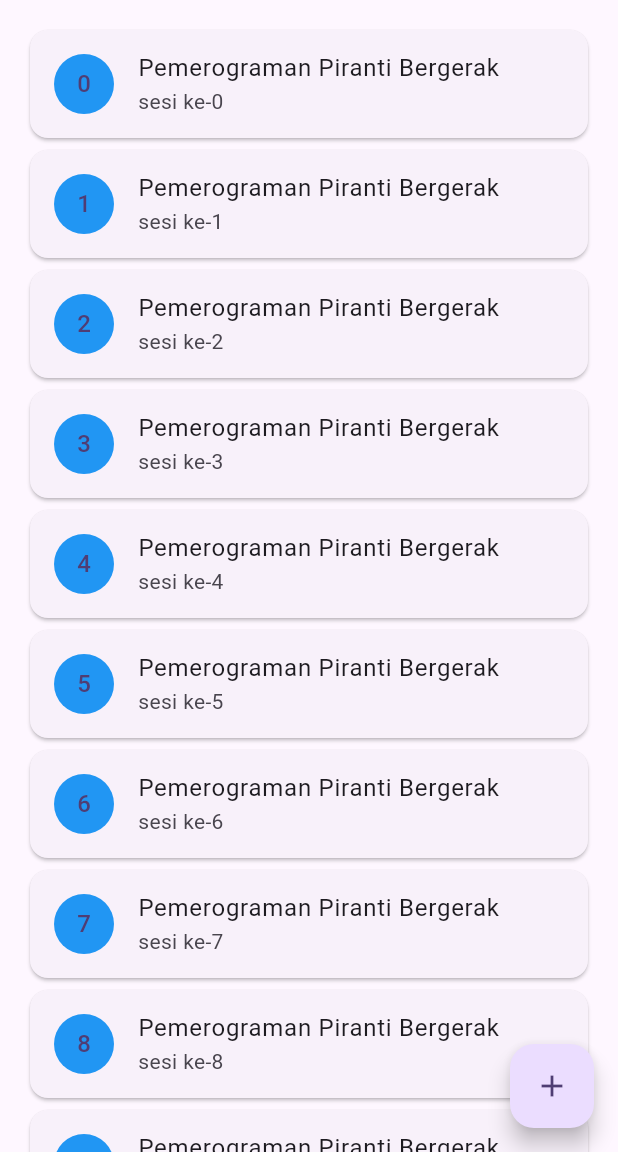
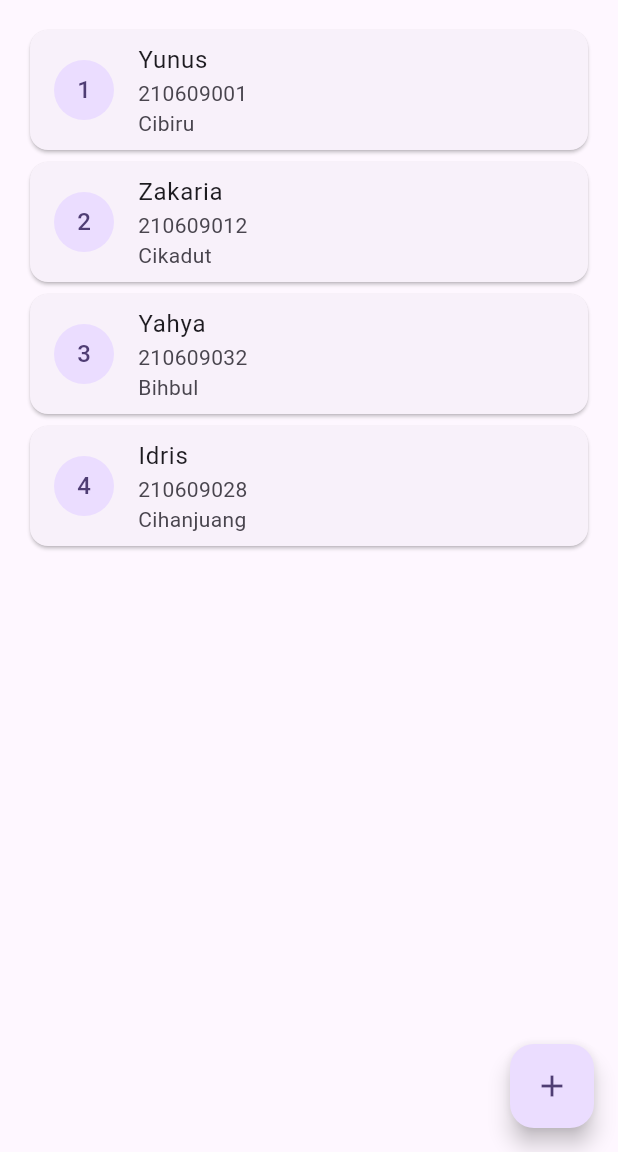
Before and after one commit to Shafiuzz/cautious-waffle, a Flutter app: the screen it shows after launch, on a phone screen of 412 x 824 dp, the part 84-1236 px from its top. Run offline on Flutter 3.47's test engine with Material 2 defaults, Android fonts, the phone set to English and light mode, and no system bars.

Commit message:
data listview from data List

```diff
--- a/lib/main.dart
+++ b/lib/main.dart
@@ -1,4 +1,5 @@
 import 'package:flutter/material.dart';
+import 'package:flutter_basic/student.dart';
 
 void main() {
   runApp(const MyApp());
@@ -30,6 +31,12 @@ class MyHomePage extends StatefulWidget {
 }
 
 class _MyHomePageState extends State<MyHomePage> {
+  List<Student> listStudent = [
+    Student(nrp: 210609001, name: 'Yunus', address: 'Cibiru'),
+    Student(nrp: 210609012, name: 'Zakaria', address: 'Cikadut'),
+    Student(nrp: 210609032, name: 'Yahya', address: 'Bihbul'),
+    Student(nrp: 210609028, name: 'Idris', address: 'Cihanjuang'),
+  ];
   @override
   Widget build(BuildContext context) {
     return Scaffold(
@@ -43,15 +50,20 @@ class _MyHomePageState extends State<MyHomePage> {
           return Card(
             child: ListTile(
               leading: CircleAvatar(
-                backgroundColor: Colors.blue,
-                child: Text('$index'),
+                child: Text('${index + 1}'),
               ),
-              title: const Text('Pemerograman Piranti Bergerak'),
-              subtitle: Text('sesi ke-$index'),
+              title: Text(listStudent[index].name),
+              subtitle: Column(
+                crossAxisAlignment: CrossAxisAlignment.start,
+                children: [
+                  Text(listStudent[index].nrp.toString()),
+                  Text(listStudent[index].address.toString()),
+                ],
+              ),
             ),
           );
         },
-        itemCount: 16,
+        itemCount: listStudent.length,
       ),
       floatingActionButton: FloatingActionButton(
         onPressed: () {},
--- /dev/null
+++ b/lib/student.dart
@@ -0,0 +1,7 @@
+class Student {
+  int nrp;
+  String name;
+  String address;
+
+  Student({required this.nrp, required this.name, required this.address});
+}
```
